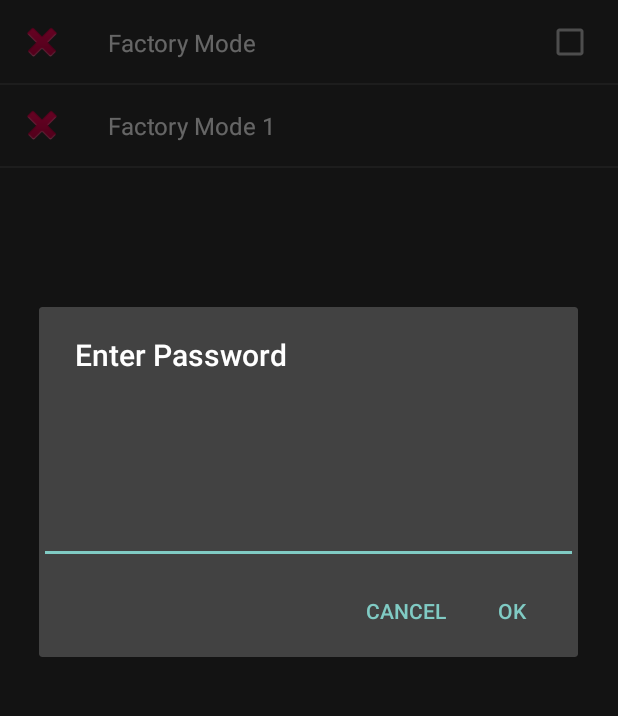
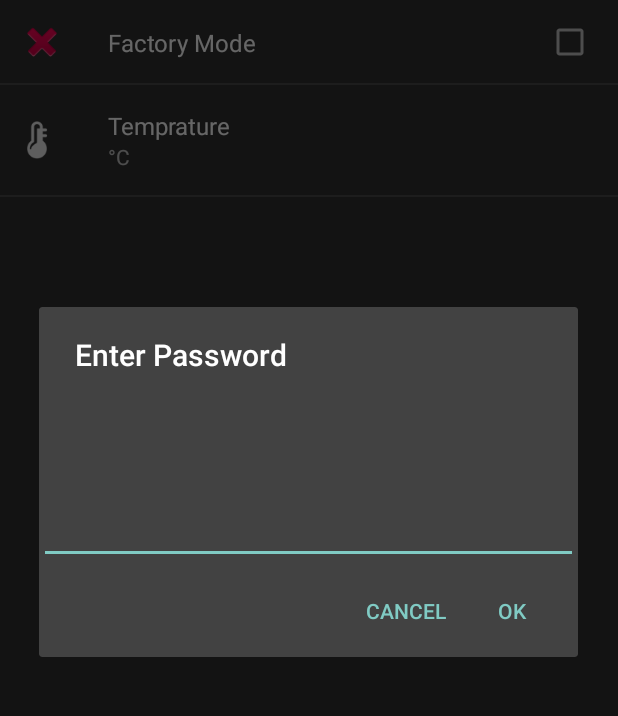
Before and after one commit to SciAps/AndroidMainSettings, an Android app: the screen it shows after launch (SettingsActivity), after a tap on "Factory Mode", on a phone screen of 412 x 824 dp, the part 136-852 px from its top. Run offline under Robolectric (Android 15) with nearby library versions, the light colour scheme and no system bars; 2 statements that could not run were skipped.

Commit message:
on saving settings and hardware status interface

```diff
--- a/AndroidLibZMainSettings/mainSettingsApp/src/main/AndroidManifest.xml
+++ b/AndroidLibZMainSettings/mainSettingsApp/src/main/AndroidManifest.xml
@@ -2,11 +2,13 @@
 <manifest xmlns:android="http://schemas.android.com/apk/res/android"
     package="com.sciaps.android.libs.mainsettings" >
 
+    <uses-permission android:name="android.permission.WRITE_EXTERNAL_STORAGE"/>
     <application
         android:allowBackup="true"
         android:icon="@drawable/ic_launcher"
         android:label="@string/app_name"
         android:theme="@style/AppTheme" >
+
         <activity
             android:name="com.sciaps.android.libs.mainsettings.SettingsActivity"
             android:label="@string/app_name" >
@@ -16,10 +18,6 @@
                 <category android:name="android.intent.category.LAUNCHER" />
             </intent-filter>
         </activity>
-        <activity
-            android:name="com.sciaps.android.libs.mainsettings.Settings2Activity"
-            android:label="@string/title_activity_settings2" >
-        </activity>
     </application>
 
 </manifest>
--- a/AndroidLibZMainSettings/mainSettingsApp/src/main/java/com/sciaps/android/libs/mainsettings/SettingsActivity.java
+++ b/AndroidLibZMainSettings/mainSettingsApp/src/main/java/com/sciaps/android/libs/mainsettings/SettingsActivity.java
@@ -1,38 +1,33 @@
 package com.sciaps.android.libs.mainsettings;
-
-import java.util.List;
-import java.util.Locale;
 
 import android.app.AlertDialog;
 import android.content.DialogInterface;
 import android.content.SharedPreferences;
-import android.os.Build;
+import android.os.Bundle;
 import android.preference.CheckBoxPreference;
-import android.preference.EditTextPreference;
 import android.preference.PreferenceActivity;
-import android.support.v7.app.ActionBarActivity;
-import android.support.v7.app.ActionBar;
-import android.support.v4.app.Fragment;
-import android.support.v4.app.FragmentManager;
-import android.support.v4.app.FragmentTransaction;
-import android.support.v4.app.FragmentPagerAdapter;
-import android.os.Bundle;
-import android.support.v4.view.ViewPager;
-import android.view.Gravity;
-import android.view.LayoutInflater;
-import android.view.Menu;
-import android.view.MenuItem;
-import android.view.View;
-import android.view.ViewGroup;
+import android.preference.PreferenceManager;
 import android.widget.EditText;
-import android.widget.TextView;
+import android.widget.Toast;
+
+import com.sciaps.android.libs.mainsettings.utils.LibzSettings;
 
 public class SettingsActivity extends PreferenceActivity implements SharedPreferences.OnSharedPreferenceChangeListener {
     private static final String ACTION_PREFS_ONE = "One";
+    private static final String FACTORY_MODE_PASSWORD ="123" ;
 
     @Override
     public void onCreate(Bundle savedInstanceState) {
         super.onCreate(savedInstanceState);
+
+
+        LibzSettings ls = new LibzSettings(getApplicationContext());
+
+
+        PreferenceManager prefMgr = getPreferenceManager();
+        prefMgr.setSharedPreferencesName("libz_main");
+        prefMgr.setSharedPreferencesMode(MODE_WORLD_READABLE);
+
 
         addPreferencesFromResource(R.xml.prefs);
 
@@ -44,13 +39,24 @@ public class SettingsActivity extends PreferenceActivity implements SharedPrefer
         prefArg.setProgress(91);
         prefArg.setLabel("91%");
 
+        CheckBoxPreference prefFact = (CheckBoxPreference) findPreference("pref_key_factory_md2");
+        if (prefFact.isChecked()) {
+
+            prefFact.setIcon(R.drawable.ic_check);
+
+        }else {
+            prefFact.setIcon(android.R.drawable.ic_delete);
+
+        }
+
     }
 
     @Override
     protected void onPause() {
         super.onPause();
         getPreferenceScreen().getSharedPreferences()
-                .registerOnSharedPreferenceChangeListener(this);
+                .unregisterOnSharedPreferenceChangeListener(this);
+
     }
 
     @Override
@@ -61,19 +67,35 @@ public class SettingsActivity extends PreferenceActivity implements SharedPrefer
     }
 
     public void onSharedPreferenceChanged(SharedPreferences sharedPreferences, String key) {
+
+
         if (key.equals("pref_key_factory_md2")) {
 
-            CheckBoxPreference prefFact = (CheckBoxPreference) findPreference("pref_key_factory_md2");
 
-            if (prefFact.isChecked()) {
-                prefFact.setChecked(false);
-                showPasswordDialog();
-            }
+                CheckBoxPreference prefFact = (CheckBoxPreference) findPreference("pref_key_factory_md2");
+
+                if (prefFact.isChecked()) {
+
+
+                    if (changeFMPref){
+                        //firstTime
+
+                    prefFact.setChecked(false);
+                    showPasswordDialog();
+
+                    }else {
+                        changeFMPref =true;
+                    }
+                }else {
+                    prefFact.setIcon(android.R.drawable.ic_delete);
+
+                }
 
 
         }
+        LibzSettings.writeSettingsXml();
     }
-
+    private boolean changeFMPref = true;
     private void showPasswordDialog() {
 
         AlertDialog.Builder alert = new AlertDialog.Builder(this);
@@ -89,15 +111,21 @@ public class SettingsActivity extends PreferenceActivity implements SharedPrefer
             public void onClick(DialogInterface dialog, int whichButton) {
                 String value = input.getText().toString();
                 // Do something with value!
-                if (value.equals("123")) {
+                if (value.equals(FACTORY_MODE_PASSWORD)) {
+                    changeFMPref = false;
 
                     CheckBoxPreference prefFact = (CheckBoxPreference) findPreference("pref_key_factory_md2");
                     prefFact.setChecked(true);
-                    prefFact.setIcon(R.drawable.ic_action_brightness_auto);
+
+                    prefFact.setIcon(R.drawable.ic_check);
+
                     return;
 
 
+                }else {
+                    Toast.makeText(getApplicationContext(),"Wrong Password, No Permission!",Toast.LENGTH_LONG).show();
                 }
+
 
             }
         });
@@ -106,7 +134,6 @@ public class SettingsActivity extends PreferenceActivity implements SharedPrefer
             public void onClick(DialogInterface dialog, int whichButton) {
                 // Canceled.
                 return;
-
             }
         });
 
--- /dev/null
+++ b/AndroidLibZMainSettings/mainSettingsApp/src/main/java/com/sciaps/android/libs/mainsettings/utils/LibzSettings.java
@@ -0,0 +1,199 @@
+package com.sciaps.android.libs.mainsettings.utils;
+
+import android.content.Context;
+import android.os.Environment;
+import android.util.Log;
+import android.util.Xml;
+
+import org.xmlpull.v1.XmlPullParser;
+import org.xmlpull.v1.XmlPullParserException;
+import org.xmlpull.v1.XmlPullParserFactory;
+import org.xmlpull.v1.XmlSerializer;
+
+import java.io.BufferedInputStream;
+import java.io.File;
+import java.io.FileInputStream;
+import java.io.FileNotFoundException;
+import java.io.FileOutputStream;
+import java.io.IOException;
+import java.io.InputStream;
+
+/**
+ * Created by MonkeyFish on 1/17/14.
+ */
+public class LibzSettings {
+
+    private static final String TAG ="LibzSettings";
+
+
+
+    private boolean factoryMode;
+
+    public LibzSettings(Context ctx){
+
+        try {
+            this.readSettingsXml(ctx);
+        } catch (Exception e) {
+            e.printStackTrace();
+        }
+    }
+
+    public boolean isFactoryMode() {
+        return factoryMode;
+    }
+
+    public static boolean writeSettingsXml(){
+        //create a new file called "new.xml" in the SD card
+        //File newxmlfile = new File(Environment.getExternalStorageDirectory()+"/settings.xml");
+
+        File newDir = new File(Environment.getExternalStorageDirectory()+"/LibZ");
+        newDir.mkdirs();
+
+        File newxmlfile = new File(newDir,"/settings.xml");
+
+
+        try{
+            newxmlfile.createNewFile();
+        }catch(IOException e){
+            Log.e("IOException", "exception in createNewFile() method");
+        }
+        //we have to bind the new file with a FileOutputStream
+        FileOutputStream fileos = null;
+        try{
+            fileos = new FileOutputStream(newxmlfile);
+        }catch(FileNotFoundException e){
+            Log.e("FileNotFoundException", "can't create FileOutputStream");
+        }
+        //we create a XmlSerializer in order to write xml data
+        XmlSerializer serializer = Xml.newSerializer();
+        try {
+            //we set the FileOutputStream as output for the serializer, using UTF-8 encoding
+            serializer.setOutput(fileos, "UTF-8");
+            //Write <?xml declaration with encoding (if encoding not null) and standalone flag (if standalone not null)
+            serializer.startDocument(null, Boolean.valueOf(true));
+            //set indentation option
+            serializer.setFeature("http://xmlpull.org/v1/doc/features.html#indent-output", true);
+            //start a tag called "root"
+            serializer.startTag(null, "device_settings");
+            //i indent code just to have a view similar to xml-tree
+            serializer.startTag(null, "factory_mode");
+            serializer.text(String.valueOf(false));
+            serializer.endTag(null, "factory_mode");
+
+            serializer.startTag(null, "child2");
+            //set an attribute called "attribute" with a "value" for <child2>
+            serializer.attribute(null, "attribute", "value");
+            serializer.endTag(null, "child2");
+
+            serializer.startTag(null, "child3");
+            //write some text inside <child3>
+            serializer.endTag(null, "child3");
+
+            serializer.endTag(null, "device_settings");
+            serializer.endDocument();
+            //write xml data into the FileOutputStream
+            serializer.flush();
+            //finally we close the file stream
+            fileos.close();
+
+            return true;
+        } catch (Exception e) {
+            Log.e("Exception","error occurred while creating xml file");
+            return false;
+        }
+    };
+
+    public void readSettingsXml(Context ctx){
+
+
+        InputStream in_s = null;
+
+
+
+        File dir = new File(Environment.getExternalStorageDirectory()+"/LibZ");
+        File imageFile = null;
+        final int readLimit = 16 * 1024;
+        if(dir != null){
+            imageFile = new File(dir, "settings.xml");
+        } else {
+            Log.w(TAG, "DIRECTORY is not available!");
+        }
+        if(imageFile != null){
+            try {
+                in_s = new BufferedInputStream(new FileInputStream(imageFile));
+
+            } catch (FileNotFoundException e) {
+                e.printStackTrace();
+            } catch (Exception e){
+                e.printStackTrace();
+            }
+
+        } else {
+            Log.w(TAG, "GIF image is not available!");
+        }
+
+
+
+
+
+        XmlPullParserFactory pullParserFactory;
+        try {
+            pullParserFactory = XmlPullParserFactory.newInstance();
+            XmlPullParser parser = pullParserFactory.newPullParser();
+
+            parser.setFeature(XmlPullParser.FEATURE_PROCESS_NAMESPACES, false);
+            parser.setInput(in_s, null);
+
+            parseXML(parser);
+
+        } catch (XmlPullParserException e) {
+
+            e.printStackTrace();
+        } catch (IOException e) {
+            e.printStackTrace();
+        }
+
+
+
+    };
+
+
+    private void parseXML(XmlPullParser parser) throws XmlPullParserException,IOException
+    {
+        //     ArrayList<product> products = null;
+        int eventType = parser.getEventType();
+        LibzSettings currentSettings = null;
+
+        while (eventType != XmlPullParser.END_DOCUMENT){
+            String name = null;
+            switch (eventType){
+                case XmlPullParser.START_DOCUMENT:
+                    //products = new ArrayList();
+
+
+                    break;
+                case XmlPullParser.START_TAG:
+                    name = parser.getName();
+
+                    if (name.equals("factory_mode")){
+
+                        try {
+                            this.factoryMode = Boolean.parseBoolean(parser.nextText());
+                            Log.w(TAG, "got factory mode "+parser.nextText());
+                        } catch (XmlPullParserException e) {
+                            e.printStackTrace();
+                        } catch (IOException e) {
+                            e.printStackTrace();
+                        }
+                    }
+
+                    break;
+                case XmlPullParser.END_TAG:
+                    name = parser.getName();
+            }
+            eventType = parser.next();
+
+        }
+    }
+
+}
--- a/AndroidLibZMainSettings/mainSettingsApp/src/main/res/values/array.xml
+++ b/AndroidLibZMainSettings/mainSettingsApp/src/main/res/values/array.xml
@@ -1,14 +1,12 @@
 <?xml version="1.0" encoding="utf-8"?>
 <resources>
 
-    <string-array name="listArray">
-        <item>Headings</item>
-        <item>Headings and Details</item>
-        <item>All Data</item>
+    <string-array name="listTempArray">
+        <item>°C</item>
+        <item>°F</item>
     </string-array>
-    <string-array name="listValues">
+    <string-array name="listTempValues">
         <item>1</item>
         <item>2</item>
-        <item>3</item>
     </string-array>
 </resources>
--- a/AndroidLibZMainSettings/mainSettingsApp/src/main/res/xml/prefs.xml
+++ b/AndroidLibZMainSettings/mainSettingsApp/src/main/res/xml/prefs.xml
@@ -1,5 +1,5 @@
 <?xml version="1.0" encoding="utf-8"?>
-<PreferenceScreen xmlns:android="http://schemas.android.com/apk/res/android" >
+<PreferenceScreen xmlns:android="http://schemas.android.com/apk/res/android">
     <PreferenceScreen
         android:key="button_device_stats"
         android:title="Device Status"
@@ -13,7 +13,7 @@
                 android:key="pref_key_argon"
                 android:summary="49%"
                 android:title="Argon Level"
-                android:icon="@drawable/ic_action_brightness_auto"/>
+                android:icon="@drawable/ic_action_brightness_auto" />
         </PreferenceCategory>
         <PreferenceCategory
             android:key="pref_key_more_settings"
@@ -24,8 +24,7 @@
                 android:icon="@drawable/ic_action_battery"
                 android:key="pref_key_battery_stat"
                 android:summary="Charging"
-                android:title="Battery Status"
-                />
+                android:title="Battery Status" />
 
 
             <com.sciaps.android.libs.mainsettings.ProgressBarPref
@@ -35,25 +34,31 @@
                 android:summary="42%"
                 android:title="Battery Level" />
         </PreferenceCategory>
-
+        <Preference
+            android:icon="@drawable/ic_temp"
+            android:summary="44"
+            android:title="°C Temp" />
 
     </PreferenceScreen>
     <PreferenceCategory
-        android:icon="@drawable/ic_action_battery"
         android:title="Settings">
 
-<CheckBoxPreference
-    android:title="Factory Mode "
-    android:icon="@android:drawable/ic_delete"
-    android:key="pref_key_factory_md2"/>
+        <CheckBoxPreference
+            android:title="Factory Mode "
+            android:icon="@android:drawable/ic_delete"
+            android:key="pref_key_factory_md2" />
 
-        <EditTextPreference
-            android:title="Factory Mode 1"
-            android:dialogTitle="Enter Password"
-            android:icon="@android:drawable/ic_delete"
-            android:key="pref_key_factory_md"
-            />
-        </PreferenceCategory>
+
+        <ListPreference
+            android:title="Temprature"
+            android:icon="@drawable/ic_temp"
+
+            android:entries="@array/listTempArray"
+            android:summary="°C"
+            android:entryValues="@array/listTempValues"
+            android:key="pref_key_temp" />
+
+    </PreferenceCategory>
 
 
 </PreferenceScreen>
```
Also changed, not shown: AndroidLibZMainSettings/mainSettingsApp/src/main/java/com/sciaps/android/libs/mainsettings/Settings2Activity.java (deleted, +0 -30 lines), AndroidLibZMainSettings/mainSettingsApp/src/main/java/com/sciaps/android/libs/mainsettings/Settings2Fragment.java (deleted, +0 -32 lines), AndroidLibZMainSettings/mainSettingsApp/src/main/java/com/sciaps/android/libs/mainsettings/utils/LibzHardwareStatus.java (added, +16 -0 lines), AndroidLibZMainSettings/mainSettingsApp/src/main/res/xml/preference_headers.xml (deleted, +0 -12 lines), AndroidLibZMainSettings/mainSettingsApp/src/main/res/xml/preference_headers_legacy.xml (deleted, +0 -21 lines), AndroidLibZMainSettings/mainSettingsApp/src/main/res/drawable-xhdpi/ic_check.png (added), AndroidLibZMainSettings/mainSettingsApp/src/main/res/drawable-xhdpi/ic_temp.png (added).
